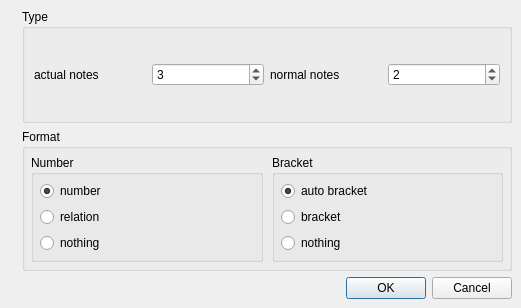
First picture: the form in mscore/mscore/tupletdialog.ui, repository musescore/musescore-old, before the edit.
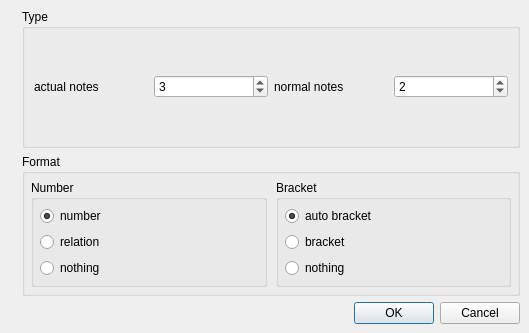
Second picture: the form after the edit. Icons and pictures are not drawn.

Patch:
```diff
--- a/mscore/mscore/tupletdialog.ui
+++ b/mscore/mscore/tupletdialog.ui
@@ -5,8 +5,8 @@
    <rect>
     <x>0</x>
     <y>0</y>
-    <width>521</width>
-    <height>308</height>
+    <width>529</width>
+    <height>333</height>
    </rect>
   </property>
   <property name="windowTitle" >
@@ -260,7 +260,7 @@
         <enum>Qt::Horizontal</enum>
        </property>
        <property name="standardButtons" >
-        <set>QDialogButtonBox::Cancel|QDialogButtonBox::NoButton|QDialogButtonBox::Ok</set>
+        <set>QDialogButtonBox::Cancel|QDialogButtonBox::Ok</set>
        </property>
       </widget>
      </item>
```
Left out of the diff: 68 changed lines with no effect on the pictures.
